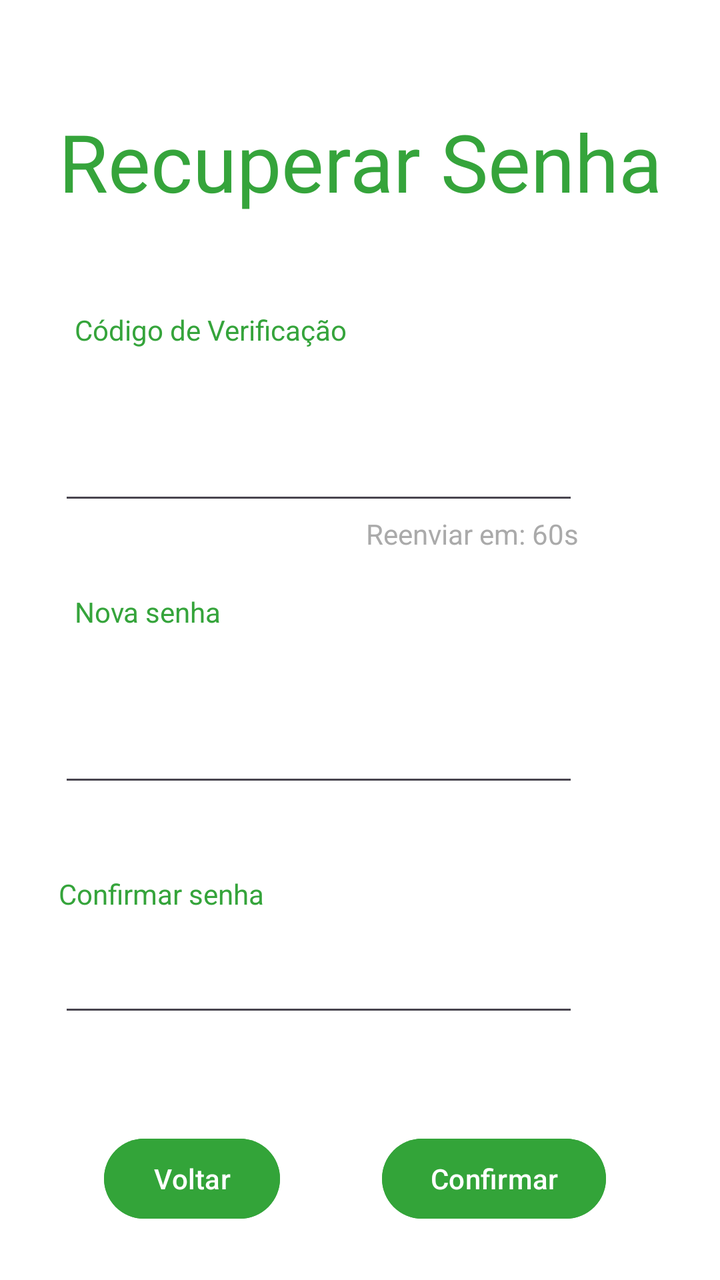
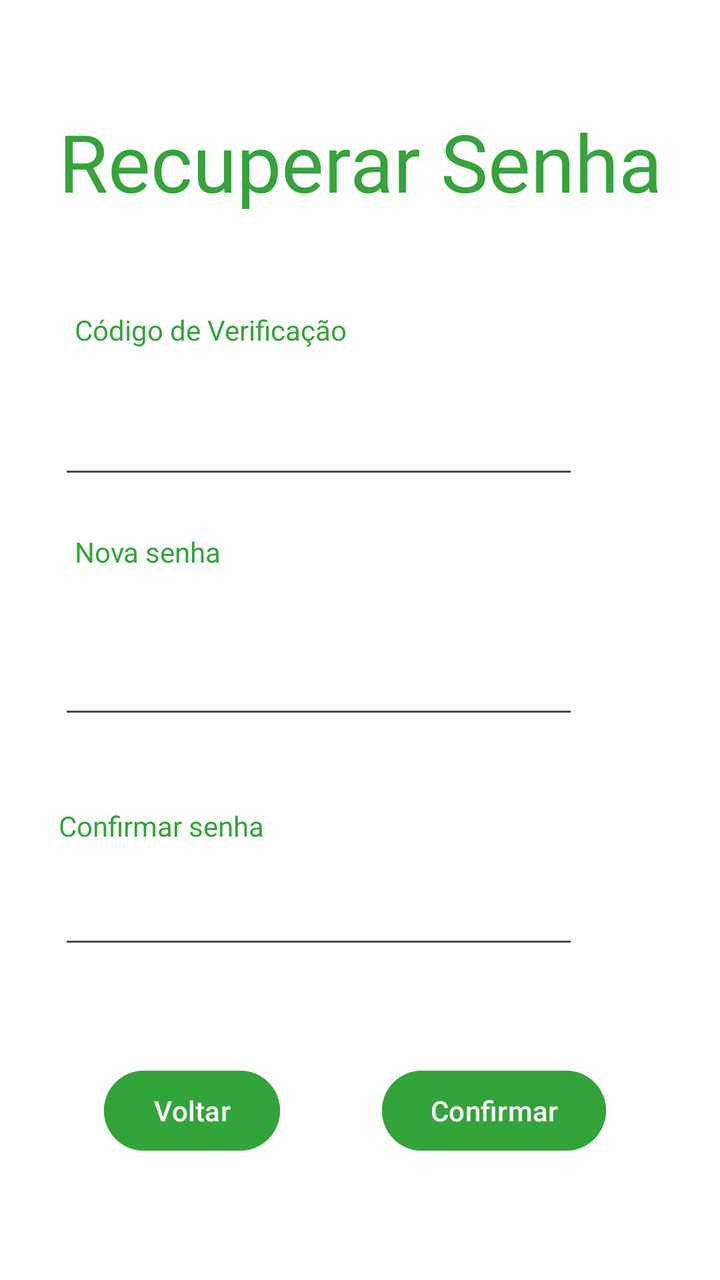

Screens rendered from an Android XML layout before and after an edit, with the pre-edit source and the edit as a unified diff.
<!-- AndroidManifest.xml: application theme Theme.Ditado -->
<!-- res/layout/fragment_reset_password.xml -->
<?xml version="1.0" encoding="utf-8"?>
<androidx.constraintlayout.widget.ConstraintLayout xmlns:android="http://schemas.android.com/apk/res/android"
    xmlns:app="http://schemas.android.com/apk/res-auto"
    xmlns:tools="http://schemas.android.com/tools"
    android:id="@+id/main"
    android:layout_width="match_parent"
    android:layout_height="match_parent"
    android:background="@color/white"
    tools:context=".ResetPasswordFragment">


    <TextView
        android:id="@+id/tituloLogin"
        android:layout_width="wrap_content"
        android:layout_height="wrap_content"
        android:layout_marginStart="156dp"
        android:layout_marginTop="54dp"
        android:layout_marginEnd="156dp"
        android:text="Recuperar Senha"
        android:textColor="@color/destaque"
        android:textSize="40sp"
        app:layout_constraintEnd_toEndOf="parent"
        app:layout_constraintStart_toStartOf="parent"
        app:layout_constraintTop_toTopOf="parent" />

    <TextView
        android:id="@+id/txtCode"
        android:layout_width="wrap_content"
        android:layout_height="wrap_content"
        android:layout_marginStart="8dp"
        android:layout_marginTop="48dp"
        android:layout_marginBottom="26dp"
        android:text="Código de Verificação"
        android:textColor="@color/destaque"
        app:layout_constraintBottom_toTopOf="@+id/edtCode"
        app:layout_constraintStart_toStartOf="@+id/tituloLogin"
        app:layout_constraintTop_toBottomOf="@+id/tituloLogin" />

    <EditText
        android:id="@+id/edtCode"
        android:layout_width="260dp"
        android:layout_height="44dp"
        android:layout_marginTop="13dp"
        android:layout_marginBottom="26dp"
        android:ems="10"
        android:inputType="text"
        app:layout_constraintBottom_toTopOf="@+id/novasenha"
        app:layout_constraintTop_toBottomOf="@+id/txtCode"
        tools:layout_editor_absoluteX="55dp"
        app:layout_constraintStart_toStartOf="@+id/tituloLogin" />

    <TextView
        android:id="@+id/novasenha"
        android:layout_width="wrap_content"
        android:layout_height="wrap_content"
        android:layout_marginStart="8dp"
        android:layout_marginTop="13dp"
        android:layout_marginBottom="26dp"
        android:text="Nova senha"
        android:textColor="@color/destaque"
        app:layout_constraintBottom_toTopOf="@+id/editText2"
        app:layout_constraintStart_toStartOf="@+id/tituloLogin"
        app:layout_constraintTop_toBottomOf="@+id/edtCode" />

    <EditText
        android:id="@+id/editText2"
        android:layout_width="260dp"
        android:layout_height="44dp"
        android:layout_marginTop="13dp"
        android:layout_marginBottom="26dp"
        android:ems="10"
        android:inputType="textPassword"
        app:layout_constraintBottom_toTopOf="@+id/NovaSenha"
        app:layout_constraintStart_toStartOf="@+id/tituloLogin"
        app:layout_constraintTop_toBottomOf="@+id/novasenha" />

    <TextView
        android:id="@+id/NovaSenha"
        android:layout_width="wrap_content"
        android:layout_height="wrap_content"
        android:layout_marginTop="13dp"
        android:layout_marginBottom="26dp"
        android:text="Confirmar senha"
        android:textColor="@color/destaque"
        app:layout_constraintBottom_toTopOf="@+id/editText"
        app:layout_constraintStart_toStartOf="@+id/tituloLogin"
        app:layout_constraintTop_toBottomOf="@+id/editText2" />

    <EditText
        android:id="@+id/editText"
        android:layout_width="260dp"
        android:layout_height="44dp"
        android:layout_marginTop="13dp"
        android:ems="10"
        android:inputType="textPassword"
        app:layout_constraintStart_toStartOf="@+id/tituloLogin"
        app:layout_constraintTop_toBottomOf="@+id/NovaSenha" />

    <TextView
        android:id="@+id/txtTimer"
        android:layout_width="wrap_content"
        android:layout_height="wrap_content"
        android:text="Reenviar em: 60s"
        android:textColor="@android:color/darker_gray"
        app:layout_constraintTop_toBottomOf="@+id/edtCode"
        app:layout_constraintEnd_toEndOf="@+id/edtCode" />

    <Button
        android:id="@+id/btnVoltarR"
        android:layout_width="wrap_content"
        android:layout_height="wrap_content"
        android:layout_marginStart="52dp"
        android:layout_marginTop="52dp"
        android:backgroundTint="@color/destaque"
        android:text="Voltar"
        android:textColor="@color/white"
        app:layout_constraintStart_toStartOf="parent"
        app:layout_constraintTop_toBottomOf="@+id/editText" />

    <Button
        android:id="@+id/btnConfirmar"
        android:layout_width="wrap_content"
        android:layout_height="wrap_content"
        android:layout_marginStart="58dp"
        android:layout_marginTop="52dp"
        android:layout_marginEnd="80dp"
        android:backgroundTint="@color/destaque"
        android:text="Confirmar"
        android:textColor="@color/white"
        app:layout_constraintEnd_toEndOf="parent"
        app:layout_constraintHorizontal_bias="0.238"
        app:layout_constraintStart_toEndOf="@+id/btnVoltarR"
        app:layout_constraintTop_toBottomOf="@+id/editText" />


</androidx.constraintlayout.widget.ConstraintLayout>
<!-- resources referenced by this layout -->
<resources>
  <color name="destaque">#FE34A43A</color>
  <color name="white">#FFFFFFFF</color>
  <style name="Theme.Ditado" parent="Base.Theme.Ditado" />
  <style name="Base.Theme.Ditado" parent="Theme.Material3.DayNight.NoActionBar">
          
          
      </style>
</resources>

<!-- the commit's change to res/layout/fragment_reset_password.xml (unified diff, before → after) -->
@@ -40,17 +40,14 @@
         android:id="@+id/edtCode"
         android:layout_width="260dp"
         android:layout_height="44dp"
-        android:layout_marginTop="13dp"
-        android:layout_marginBottom="26dp"
+        android:layout_marginBottom="76dp"
         android:ems="10"
         android:inputType="text"
-        app:layout_constraintBottom_toTopOf="@+id/novasenha"
-        app:layout_constraintTop_toBottomOf="@+id/txtCode"
-        tools:layout_editor_absoluteX="55dp"
+        app:layout_constraintBottom_toTopOf="@+id/edtNovaSenha"
         app:layout_constraintStart_toStartOf="@+id/tituloLogin" />
 
     <TextView
-        android:id="@+id/novasenha"
+        android:id="@+id/txtNovaSenha"
         android:layout_width="wrap_content"
         android:layout_height="wrap_content"
         android:layout_marginStart="8dp"
@@ -58,12 +55,12 @@
         android:layout_marginBottom="26dp"
         android:text="Nova senha"
         android:textColor="@color/destaque"
-        app:layout_constraintBottom_toTopOf="@+id/editText2"
+        app:layout_constraintBottom_toTopOf="@+id/edtNovaSenha"
         app:layout_constraintStart_toStartOf="@+id/tituloLogin"
         app:layout_constraintTop_toBottomOf="@+id/edtCode" />
 
     <EditText
-        android:id="@+id/editText2"
+        android:id="@+id/edtNovaSenha"
         android:layout_width="260dp"
         android:layout_height="44dp"
         android:layout_marginTop="13dp"
@@ -72,7 +69,7 @@
         android:inputType="textPassword"
         app:layout_constraintBottom_toTopOf="@+id/NovaSenha"
         app:layout_constraintStart_toStartOf="@+id/tituloLogin"
-        app:layout_constraintTop_toBottomOf="@+id/novasenha" />
+        app:layout_constraintTop_toBottomOf="@+id/edtNovaSenha" />
 
     <TextView
         android:id="@+id/NovaSenha"
@@ -82,12 +79,12 @@
         android:layout_marginBottom="26dp"
         android:text="Confirmar senha"
         android:textColor="@color/destaque"
-        app:layout_constraintBottom_toTopOf="@+id/editText"
+        app:layout_constraintBottom_toTopOf="@+id/edtConfirmaSenha"
         app:layout_constraintStart_toStartOf="@+id/tituloLogin"
-        app:layout_constraintTop_toBottomOf="@+id/editText2" />
+        app:layout_constraintTop_toBottomOf="@+id/edtNovaSenha" />
 
     <EditText
-        android:id="@+id/editText"
+        android:id="@+id/edtConfirmaSenha"
         android:layout_width="260dp"
         android:layout_height="44dp"
         android:layout_marginTop="13dp"
@@ -95,15 +92,6 @@
         android:inputType="textPassword"
         app:layout_constraintStart_toStartOf="@+id/tituloLogin"
         app:layout_constraintTop_toBottomOf="@+id/NovaSenha" />
-
-    <TextView
-        android:id="@+id/txtTimer"
-        android:layout_width="wrap_content"
-        android:layout_height="wrap_content"
-        android:text="Reenviar em: 60s"
-        android:textColor="@android:color/darker_gray"
-        app:layout_constraintTop_toBottomOf="@+id/edtCode"
-        app:layout_constraintEnd_toEndOf="@+id/edtCode" />
 
     <Button
         android:id="@+id/btnVoltarR"
@@ -115,7 +103,7 @@
         android:text="Voltar"
         android:textColor="@color/white"
         app:layout_constraintStart_toStartOf="parent"
-        app:layout_constraintTop_toBottomOf="@+id/editText" />
+        app:layout_constraintTop_toBottomOf="@+id/edtConfirmaSenha" />
 
     <Button
         android:id="@+id/btnConfirmar"
@@ -130,7 +118,7 @@
         app:layout_constraintEnd_toEndOf="parent"
         app:layout_constraintHorizontal_bias="0.238"
         app:layout_constraintStart_toEndOf="@+id/btnVoltarR"
-        app:layout_constraintTop_toBottomOf="@+id/editText" />
+        app:layout_constraintTop_toBottomOf="@+id/edtConfirmaSenha" />
 
 
 </androidx.constraintlayout.widget.ConstraintLayout>
